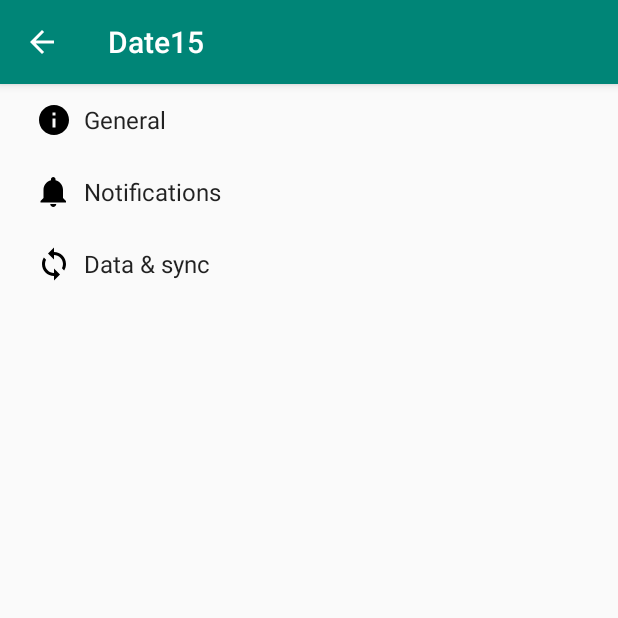
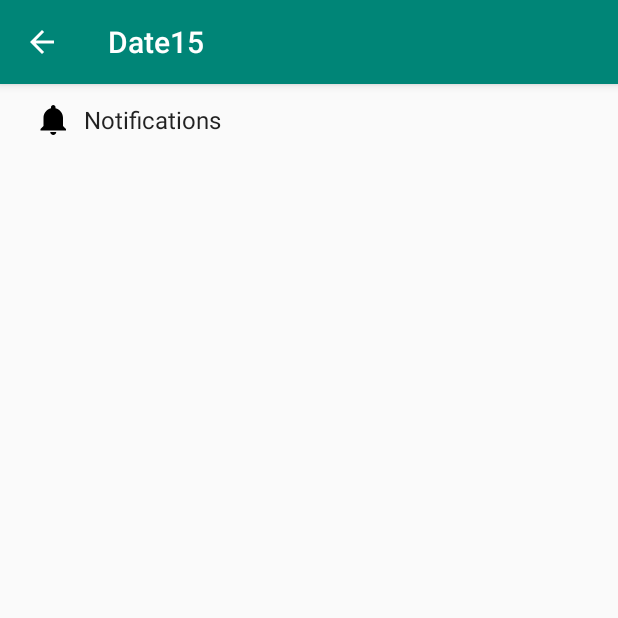
Before and after one commit to AndyCooler/Date15, an Android app: the screen it shows after launch (SettingsActivity), on a phone screen of 412 x 824 dp, the top half of it. Run offline under Robolectric (Android 15) with nearby library versions, the light colour scheme and no system bars.

Commit message:
removed unused pref fragments

```diff
--- a/app/src/main/res/xml/pref_headers.xml
+++ b/app/src/main/res/xml/pref_headers.xml
@@ -1,20 +1,10 @@
 <preference-headers xmlns:android="http://schemas.android.com/apk/res/android">
 
     <!-- These settings headers are only used on tablets. -->
-
-    <header
-        android:fragment="com.mythosapps.date15.SettingsActivity$GeneralPreferenceFragment"
-        android:icon="@drawable/ic_info_black_24dp"
-        android:title="@string/pref_header_general" />
 
     <header
         android:fragment="com.mythosapps.date15.SettingsActivity$NotificationPreferenceFragment"
         android:icon="@drawable/ic_notifications_black_24dp"
         android:title="@string/pref_header_notifications" />
 
-    <header
-        android:fragment="com.mythosapps.date15.SettingsActivity$DataSyncPreferenceFragment"
-        android:icon="@drawable/ic_sync_black_24dp"
-        android:title="@string/pref_header_data_sync" />
-
 </preference-headers>
```
Also changed, not shown: app/src/main/java/com/mythosapps/date15/NotificationBuilder.java (+6 -10 lines), app/src/main/java/com/mythosapps/date15/SettingsActivity.java (+6 -100 lines).
